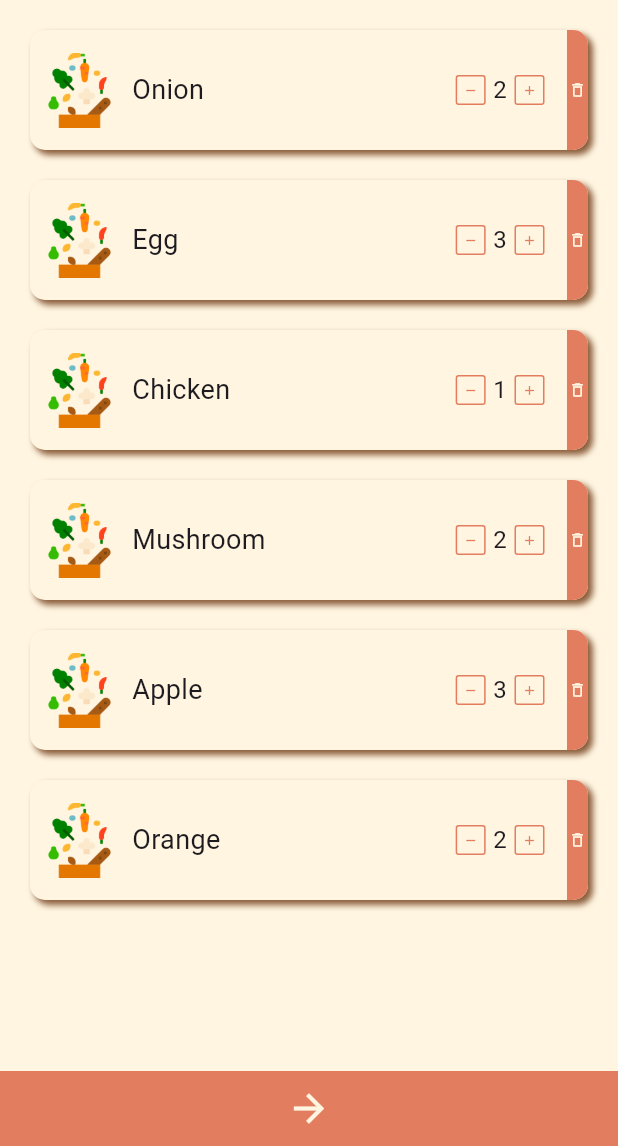
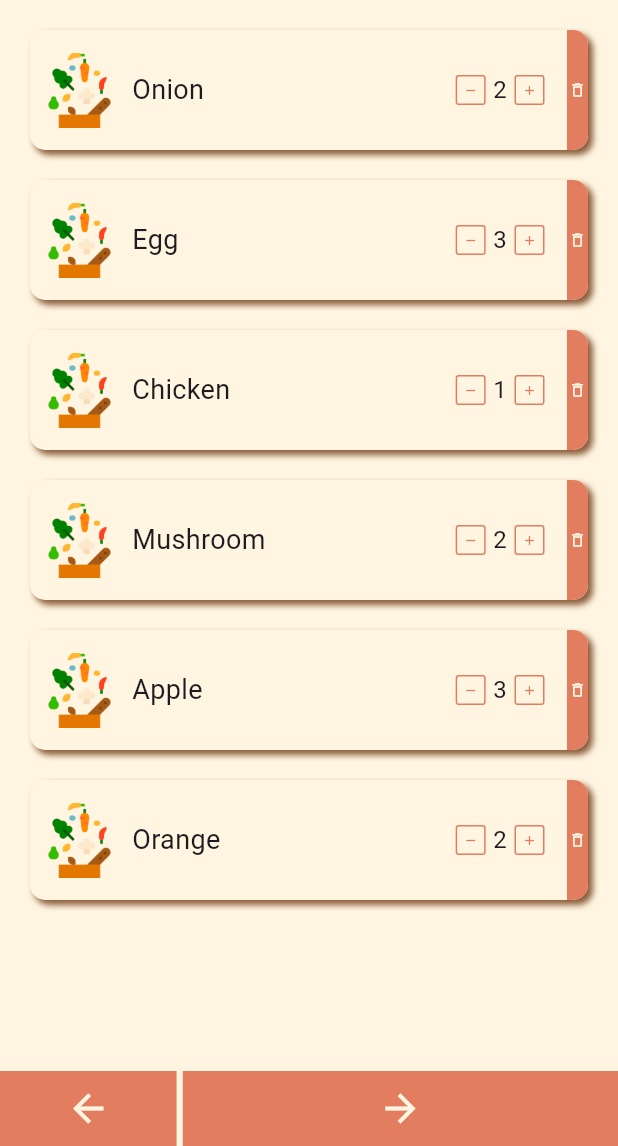
Before and after one commit to urusha-shrestha/biteByByte, a Flutter app: the IngredientList screen opened directly, on a phone screen of 412 x 824 dp, the part 90-1236 px from its top. Run offline on Flutter 3.47's test engine with Material 3 defaults, Android fonts, the phone set to English and light mode, and no system bars; our stand-ins replace animated_text_kit.

Commit message:
navigation added

```diff
--- a/lib/main.dart
+++ b/lib/main.dart
@@ -6,7 +6,6 @@ import 'package:bitebybyte/screens/recipe_list/custom_recipe_data.dart';
 import 'package:bitebybyte/screens/recipe_list/recipe_list.dart';
 import 'package:flutter/material.dart';
 import 'package:flutter/services.dart';
-//import 'package:camera/camera.dart';
 
 Future<void> main() async{
   WidgetsFlutterBinding.ensureInitialized();
@@ -26,10 +25,10 @@ class MyApp extends StatelessWidget {
     return MaterialApp(
       title: 'BiteByByte',
       debugShowCheckedModeBanner: false,
-      home: IngredientList(ingredientList: ingredientList,),
+      //home: IngredientList(ingredientList: ingredientList,),
       // home: LoadingPage(recommending: false,),
        //home: RecipeList(recipeList: recipeList,)
-      // home: HomePage()
+       home: HomePage()
 
     );
   }
--- a/lib/screens/ingredient_list/ingredient_list.dart
+++ b/lib/screens/ingredient_list/ingredient_list.dart
@@ -1,7 +1,11 @@
 import 'package:bitebybyte/constants/colors.dart';
+import 'package:bitebybyte/screens/ingredient_list/add_ingredient_form.dart';
 import 'package:bitebybyte/screens/ingredient_list/custom_ingredient_data.dart';
 import 'package:bitebybyte/screens/ingredient_list/widgets/list_view_item.dart';
+import 'package:bitebybyte/screens/widgets/custom_button_widget.dart';
 import 'package:flutter/material.dart';
+
+import '../loading_page/loading_page.dart';
 
 class IngredientList extends StatelessWidget {
   final List<IngredientListClass> ingredientList;
@@ -39,7 +43,15 @@ class IngredientList extends StatelessWidget {
                   ),
 
                   GestureDetector(
-                      onTap:(){},
+                      onTap:(){
+                        showModalBottomSheet<void>(
+                          isScrollControlled: true,
+                          context: context,
+                          builder: (BuildContext context) {
+                            return AddIngredientForm();
+                          },
+                        );
+                      },
                       child: const Text('Add + ', style: TextStyle(fontSize: 18),))
                 ],
               ),
@@ -51,11 +63,12 @@ class IngredientList extends StatelessWidget {
                     return ListViewItem(name: ingredientList[index].ingredientName,count:ingredientList[index].count);
                   }),
             ),
-            Container(
-              height: 50,
-              width: MediaQuery.sizeOf(context).width,
-              color: primaryColor,
-              child: Icon(Icons.arrow_forward_sharp, size:30, color: backgroundColor),
+            Row(
+              mainAxisAlignment: MainAxisAlignment.spaceBetween,
+              children: [
+                CustomButton(back: true,),
+                CustomButton(loading: true,)
+              ],
             )
           ],
         ),
--- /dev/null
+++ b/lib/screens/widgets/custom_button_widget.dart
@@ -0,0 +1,35 @@
+import 'package:bitebybyte/constants/colors.dart';
+import 'package:bitebybyte/screens/loading_page/loading_page.dart';
+import 'package:flutter/material.dart';
+
+class CustomButton extends StatelessWidget {
+  const CustomButton({
+    super.key,this.loading=false,
+    this.back=false,
+  });
+  final bool loading;
+  final bool back;
+  @override
+  Widget build(BuildContext context) {
+    return GestureDetector(
+      onTap: (){
+        back ? Navigator.of(context).pop():
+        loading ? Navigator.of(context).push(
+            MaterialPageRoute(builder: (context)=>LoadingPage(recommending: true))) :
+        Navigator.of(context).push(
+            MaterialPageRoute(builder: (context)=>LoadingPage(recommending: true)));
+      },
+      child: Container(
+        height: 50,
+        width: back? MediaQuery.sizeOf(context).width/3.5 :
+              MediaQuery.sizeOf(context).width/1.42,
+        color: primaryColor,
+        child: Icon(
+            back ? Icons.arrow_back_sharp:
+            Icons.arrow_forward_sharp,
+            size:30,
+            color: backgroundColor),
+      ),
+    );
+  }
+}
```
Also changed, not shown: lib/screens/home_page/home_page.dart (+7 -4 lines), lib/screens/ingredient_list/add_ingredient_form.dart (added, +68 -0 lines).
